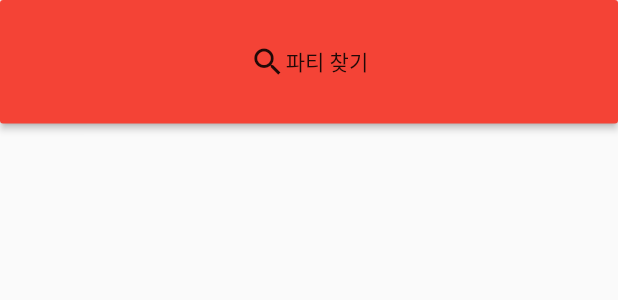
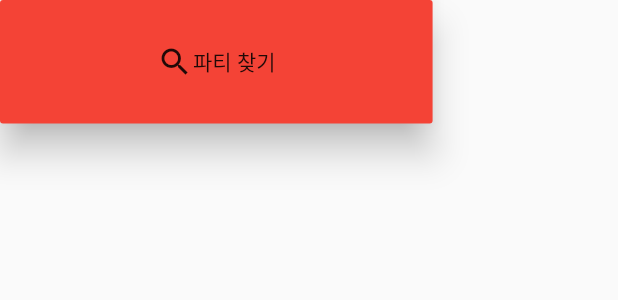
Before and after one commit to KimKiHyuk/Netflix-Chat, a Flutter app: the MatchPeopleButton widget shown alone on an empty page, opened directly, on a phone screen of 412 x 824 dp. Shown: the top 300 px of the screen. Run offline on Flutter 3.47's test engine with Material 2 defaults, Android fonts, the phone set to English and light mode, and no system bars; our stand-ins replace cloud_firestore, firebase_auth, firebase_database, firebase_messaging, flushbar, flutter_spinkit; missing offline and left inert: flutter_simple_dependency_injection; accounts and stored records are empty.

Commit message:
Refactor  roomsearch

```diff
--- a/lib/Components/MatchPeopleButton.dart
+++ b/lib/Components/MatchPeopleButton.dart
@@ -35,7 +35,7 @@ class MatchPeopleButton extends StatelessWidget {
 
     return SizedBox(
       height: size.height * 0.1,
-      width: size.width,
+      width: size.width * 0.7,
       child: Consumer<UserStore>(
         builder: (context, userStore, child) => RaisedButton(
             child: Center(
@@ -47,7 +47,7 @@ class MatchPeopleButton extends StatelessWidget {
                 Text('파티 찾기'),
               ],
             )),
-            elevation: 2,
+            elevation: 10,
             color: Colors.red,
             onPressed: () async {
               if (validator.stringSatisfiedWithName(userStore.name)) {
--- a/lib/Page/AuthPage.dart
+++ b/lib/Page/AuthPage.dart
@@ -17,7 +17,6 @@ class AuthPage extends StatelessWidget {
     final Size size = MediaQuery.of(context).size;
 
     return Center(
-      child: SingleChildScrollView(
         child: Column(
           crossAxisAlignment: CrossAxisAlignment.center,
           mainAxisAlignment: MainAxisAlignment.center,
@@ -31,8 +30,6 @@ class AuthPage extends StatelessWidget {
             ]),
          ],
         ),
-
-      ),
     );
   }
 }
--- a/lib/Page/Roomsearcher.dart
+++ b/lib/Page/Roomsearcher.dart
@@ -41,7 +41,7 @@ class RoomSearcher extends StatelessWidget {
               )),
           Container(margin: EdgeInsets.only(top: size.height*0.2),),
           Align(
-            alignment: Alignment.center,
+            alignment: Alignment.bottomCenter,
             child: Column(
               children: <Widget>[
                 InputNameComponents(),
@@ -51,8 +51,7 @@ class RoomSearcher extends StatelessWidget {
               ],
             ),
           ),
-          Expanded(
-              child: Align(
+          Container(child:Align(
             alignment: Alignment.bottomCenter,
             child: _matchButton,
           ))
--- a/lib/main.dart
+++ b/lib/main.dart
@@ -88,7 +88,7 @@ class MainApp extends StatelessWidget {
     return MaterialApp(
         home: Scaffold(
       body: SafeArea(
-        child: ApplicationEntry(),
+        child: SingleChildScrollView(child: ApplicationEntry()),
       ),
       backgroundColor: Color.fromRGBO(64, 62, 62, 1),
     ));
```
